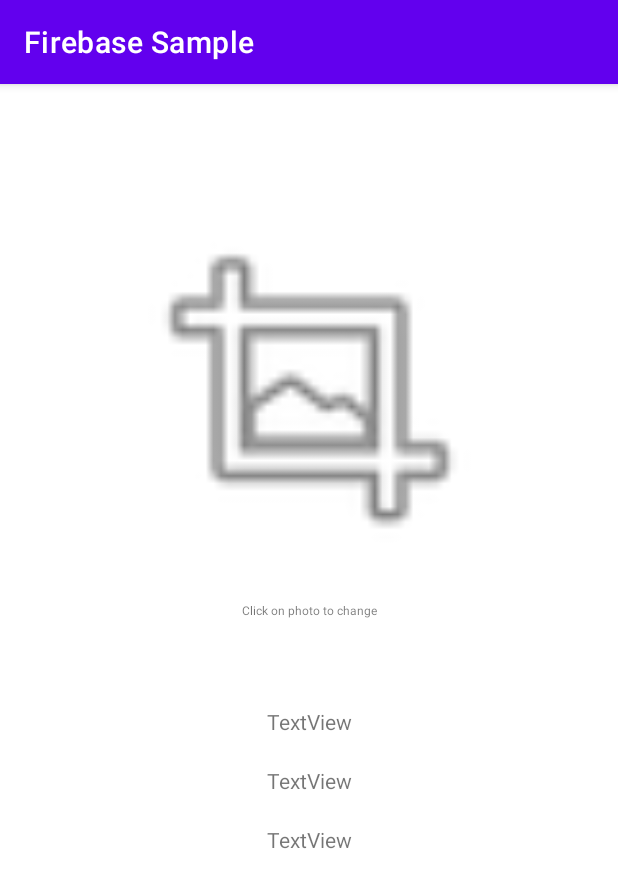
After one commit to gorkemgur/FireabaseApp, an Android app: the CurrentUserProfileActivity screen opened directly, with no data from a screen before it, on a phone screen of 412 x 824 dp. The commit adds this screen. Shown: the top 888 px of the screen. Run offline under Robolectric (Android 15) with nearby library versions, the phone set to English and light mode, and no system bars; our stand-ins replace Firebase (no records; nobody signed in at launch, a user with empty details on screens opened directly).

Commit message:
message deleting feature and profile page added

```diff
--- a/app/build.gradle
+++ b/app/build.gradle
@@ -46,6 +46,7 @@ dependencies {
     implementation 'androidx.constraintlayout:constraintlayout:2.1.4'
     implementation 'androidx.navigation:navigation-fragment-ktx:2.6.0'
     implementation 'androidx.navigation:navigation-ui-ktx:2.6.0'
+    implementation 'com.google.firebase:firebase-storage-ktx:20.2.1'
     testImplementation 'junit:junit:4.13.2'
     androidTestImplementation 'androidx.test.ext:junit:1.1.5'
     implementation 'androidx.lifecycle:lifecycle-viewmodel-ktx:2.6.1'
@@ -58,4 +59,8 @@ dependencies {
     implementation(platform("com.google.firebase:firebase-bom:32.1.1"))
     implementation("com.google.firebase:firebase-analytics-ktx")
     implementation "org.jetbrains.kotlin:kotlin-stdlib-jdk8:1.8.10"
+    implementation 'com.google.firebase:firebase-firestore-ktx'
+    implementation 'com.github.bumptech.glide:glide:4.12.0'
+    annotationProcessor 'com.github.bumptech.glide:compiler:4.12.0'
+
 }
--- a/app/src/main/java/com/sample/firebaseapp/model/UserModel.kt
+++ b/app/src/main/java/com/sample/firebaseapp/model/UserModel.kt
@@ -4,7 +4,9 @@ data class UserModel(
     var name: String?,
     var surName: String?,
     var userId: String?,
-    var imageUrl: String?
+    var imageUrl: String?,
+    var email: String?
+
 ) {
-    constructor() : this("", "", "","")
+    constructor() : this("", "", "","","")
 }
--- a/app/src/main/java/com/sample/firebaseapp/ui/login/LoginActivity.kt
+++ b/app/src/main/java/com/sample/firebaseapp/ui/login/LoginActivity.kt
@@ -23,6 +23,7 @@ class LoginActivity : BaseActivity() {
         super.onCreate(savedInstanceState)
 
         binding = ActivityLoginBinding.inflate(layoutInflater)
+
 
         intent?.let {
             if (it.hasExtra("userEmail")) {
--- /dev/null
+++ b/app/src/main/java/com/sample/firebaseapp/ui/profile/CurrentUserProfileActivity.kt
@@ -0,0 +1,214 @@
+package com.sample.firebaseapp.ui.profile
+
+import android.content.Intent
+import android.content.pm.PackageManager
+import android.net.Uri
+import androidx.appcompat.app.AppCompatActivity
+import android.os.Bundle
+import android.provider.MediaStore
+import android.view.View
+import android.widget.Toast
+import androidx.activity.result.ActivityResultLauncher
+import androidx.activity.result.contract.ActivityResultContracts
+import androidx.core.app.ActivityCompat
+import androidx.core.content.ContextCompat
+import com.bumptech.glide.Glide
+import com.google.android.material.snackbar.Snackbar
+import com.google.firebase.Timestamp
+import com.google.firebase.auth.FirebaseAuth
+import com.google.firebase.auth.ktx.auth
+import com.google.firebase.firestore.FirebaseFirestore
+import com.google.firebase.firestore.Query
+import com.google.firebase.firestore.ktx.firestore
+import com.google.firebase.ktx.Firebase
+import com.google.firebase.storage.FirebaseStorage
+import com.google.firebase.storage.ktx.storage
+import com.sample.firebaseapp.databinding.ActivityCurrentUserProfileBinding
+import java.util.*
+import com.sample.firebaseapp.helpers.FirebaseHelper
+
+
+class CurrentUserProfileActivity : AppCompatActivity() {
+    private lateinit var auth: FirebaseAuth
+    private lateinit var firestore : FirebaseFirestore
+    private lateinit var storage : FirebaseStorage
+    private lateinit var activityResaultLauncher : ActivityResultLauncher<Intent>
+    private lateinit var permissionLauncher : ActivityResultLauncher<String>
+    var selectedPicture : Uri? = null
+
+    private lateinit var binding: ActivityCurrentUserProfileBinding
+
+    override fun onCreate(savedInstanceState: Bundle?) {
+        super.onCreate(savedInstanceState)
+        binding = ActivityCurrentUserProfileBinding.inflate(layoutInflater)
+        val view = binding.root
+        setContentView(view)
+        binding.button.visibility=View.GONE
+
+
+        auth = Firebase.auth
+        firestore = Firebase.firestore
+        storage = Firebase.storage
+
+        registerLauncher()
+        getData()
+
+            FirebaseHelper.getCurrentUserModel { userModel ->
+                if (userModel != null) {
+                    binding.textViewEmail.text="Email : " + userModel.email
+                    binding.textViewName.text="Name : " + userModel.name
+                    binding.textViewSurname.text="Surname : " + userModel.surName
+
+                } else {
+                    Toast.makeText(this,"Login to see user information",Toast.LENGTH_LONG).show()
+
+                 }
+
+
+        }
+
+        binding.button.setOnClickListener {
+            upload()
+        }
+
+    }
+    fun selectImage(view: View) {
+
+        if (ContextCompat.checkSelfPermission(this,  android.Manifest.permission.READ_EXTERNAL_STORAGE) != PackageManager.PERMISSION_GRANTED) {
+            if (ActivityCompat.shouldShowRequestPermissionRationale(
+                    this,
+                    android.Manifest.permission.READ_EXTERNAL_STORAGE
+                )
+            ) {
+                Snackbar.make(view, "Permission needed for gallery", Snackbar.LENGTH_INDEFINITE)
+                    .setAction("Give Permission") {
+                        permissionLauncher.launch(android.Manifest.permission.READ_EXTERNAL_STORAGE)
+
+                    }.show()
+
+
+            } else {
+
+                permissionLauncher.launch(android.Manifest.permission.READ_EXTERNAL_STORAGE)
+            }
+
+        }else
+        {
+
+            val intentToGallery = Intent(Intent.ACTION_PICK, MediaStore.Images.Media.EXTERNAL_CONTENT_URI)
+            activityResaultLauncher.launch(intentToGallery)
+        }
+    }
+
+    private fun registerLauncher(){
+        activityResaultLauncher = registerForActivityResult(ActivityResultContracts.StartActivityForResult()){
+                result ->
+            if (result.resultCode == RESULT_OK){
+                val intentFromResult = result.data
+                if (intentFromResult != null){
+                    selectedPicture = intentFromResult.data
+
+                    selectedPicture?.let {
+                        binding.imageView2.setImageURI(it)
+                        binding.button.visibility = View.VISIBLE
+                    }
+                }
+            }
+        }
+        permissionLauncher = registerForActivityResult(ActivityResultContracts.RequestPermission()){
+                result ->
+            if (result){
+                val intentToGallery = Intent(Intent.ACTION_PICK,MediaStore.Images.Media.EXTERNAL_CONTENT_URI)
+                activityResaultLauncher.launch(intentToGallery)
+                binding.button.visibility=View.VISIBLE
+            }
+            else{
+                Toast.makeText(this,"Permission needed!", Toast.LENGTH_SHORT).show()
+            }
+        }
+    }
+
+    fun upload() {
+
+        val uuid = UUID.randomUUID().toString()
+        val imageName = "$uuid.jpg"
+
+        val reference = storage.reference
+        val imageReference = reference.child("images").child(imageName)
+
+
+        if(selectedPicture!=null){
+            imageReference.putFile(selectedPicture!!).addOnSuccessListener{
+
+                val uploadPictureReference = storage.reference.child("images").child(imageName)
+                uploadPictureReference.downloadUrl.addOnSuccessListener {
+                    val downloadUrl = it.toString()
+
+                    val postMap = hashMapOf<String,Any>()
+                    postMap.put("downloadUrl",downloadUrl)
+                    postMap.put("userId",auth.currentUser!!.uid)
+                    postMap.put("userEmail",auth.currentUser!!.email!!)
+                    postMap.put("date",Timestamp.now())
+                    firestore.collection("Profiles").add(postMap).addOnSuccessListener {
+                        binding.button.visibility=View.GONE
+                    }.addOnFailureListener {
+                        Toast.makeText(this,it.localizedMessage,Toast.LENGTH_LONG).show()
+                    }
+                }
+
+
+            }.addOnFailureListener{
+                Toast.makeText(this,it.localizedMessage,Toast.LENGTH_LONG).show()
+            }
+        }
+
+
+    }
+
+    private fun getData(){
+
+         var downloadUrl=""
+        firestore.collection("Profiles").orderBy("date",Query.Direction.ASCENDING).addSnapshotListener{ value, error ->
+            if (error != null){
+                Toast.makeText(this,error.localizedMessage, Toast.LENGTH_LONG).show()
+            }
+            else{
+                if (value != null){
+                    if (!value.isEmpty){
+
+                        val documents = value.documents
+                        for (document in documents){
+
+                            val email = document.get("userEmail") as String?
+
+                            if (auth.currentUser!!.email==email) {
+
+                                downloadUrl = document.get("downloadUrl") as String
+                                if (downloadUrl != null) {
+                                    if (!isDestroyed && !isFinishing) {
+                                        Glide.with(this)
+                                            .load(downloadUrl)
+                                            .into(binding.imageView2)
+                                    }
+
+                                } else {
+
+                                }
+
+                            }
+
+
+
+                        }
+                    }
+
+                }
+            }
+
+        }
+    }
+
+
+
+
+}
--- a/app/src/main/java/com/sample/firebaseapp/ui/register/RegisterActivityViewModel.kt
+++ b/app/src/main/java/com/sample/firebaseapp/ui/register/RegisterActivityViewModel.kt
@@ -87,7 +87,7 @@ class RegisterViewModel(application: Application) : AndroidViewModel(application
     }
 
     private fun saveUserToDatabase(requestListener: RequestListener) {
-        userModel = UserModel(name, surName, userId, "")
+        userModel = UserModel(name, surName, userId, "",email)
         databaseReference.child("Users").child(userId ?: "")
             .setValue(userModel)
             .addOnCompleteListener { task ->
--- /dev/null
+++ b/app/src/main/res/layout/activity_current_user_profile.xml
@@ -0,0 +1,75 @@
+<?xml version="1.0" encoding="utf-8"?>
+<androidx.constraintlayout.widget.ConstraintLayout xmlns:android="http://schemas.android.com/apk/res/android"
+    xmlns:app="http://schemas.android.com/apk/res-auto"
+    xmlns:tools="http://schemas.android.com/tools"
+    android:layout_width="match_parent"
+    android:layout_height="match_parent"
+    tools:context=".ui.profile.CurrentUserProfileActivity">
+
+    <ImageView
+        android:id="@+id/imageView2"
+        android:layout_width="318dp"
+        android:layout_height="246dp"
+        android:layout_marginTop="79dp"
+        android:layout_marginBottom="45dp"
+        android:onClick="selectImage"
+        app:layout_constraintBottom_toTopOf="@+id/textView"
+        app:layout_constraintEnd_toEndOf="parent"
+        app:layout_constraintStart_toStartOf="parent"
+        app:layout_constraintTop_toTopOf="parent"
+        app:srcCompat="@android:drawable/ic_menu_crop" />
+
+    <TextView
+        android:id="@+id/textView"
+        android:layout_width="wrap_content"
+        android:layout_height="50dp"
+        android:layout_marginTop="20dp"
+        android:text="Click on photo to change"
+        android:textSize="8sp"
+        app:layout_constraintEnd_toEndOf="parent"
+        app:layout_constraintStart_toStartOf="parent"
+        app:layout_constraintTop_toBottomOf="@+id/imageView2" />
+
+    <Button
+        android:id="@+id/button"
+        android:layout_width="wrap_content"
+        android:layout_height="wrap_content"
+        android:backgroundTint="#D32F2F"
+        android:text="Save"
+        app:layout_constraintBottom_toBottomOf="parent"
+        app:layout_constraintEnd_toEndOf="parent"
+        app:layout_constraintStart_toStartOf="parent"
+        app:layout_constraintTop_toBottomOf="@+id/textViewSurname" />
+
+    <TextView
+        android:id="@+id/textViewEmail"
+        android:layout_width="wrap_content"
+        android:layout_height="wrap_content"
+        android:layout_marginTop="20dp"
+        android:text="TextView"
+        app:layout_constraintEnd_toEndOf="parent"
+        app:layout_constraintStart_toStartOf="parent"
+        app:layout_constraintTop_toBottomOf="@+id/textView" />
+
+    <TextView
+        android:id="@+id/textViewName"
+        android:layout_width="wrap_content"
+        android:layout_height="wrap_content"
+        android:layout_marginTop="20dp"
+        android:text="TextView"
+        app:layout_constraintEnd_toEndOf="parent"
+        app:layout_constraintStart_toStartOf="parent"
+        app:layout_constraintTop_toBottomOf="@+id/textViewEmail" />
+
+    <TextView
+        android:id="@+id/textViewSurname"
+        android:layout_width="wrap_content"
+        android:layout_height="wrap_content"
+        android:layout_marginTop="20dp"
+        android:text="TextView"
+        app:layout_constraintEnd_toEndOf="parent"
+        app:layout_constraintStart_toStartOf="parent"
+        app:layout_constraintTop_toBottomOf="@+id/textViewName" />
+
+
+</androidx.constraintlayout.widget.ConstraintLayout>
```
Also changed, not shown: app/src/main/AndroidManifest.xml (+11 -0 lines), app/src/main/java/com/sample/firebaseapp/chat/adapter/MessageListAdapter.kt (+57 -2 lines), app/src/main/java/com/sample/firebaseapp/chat/ui/GroupChatViewModel.kt (+9 -1 lines), app/src/main/java/com/sample/firebaseapp/chat/viewholder/MessageListReceiverViewHolder.kt (+12 -0 lines), app/src/main/java/com/sample/firebaseapp/chat/viewholder/MessageListSenderViewHolder.kt (+13 -0 lines), app/src/main/java/com/sample/firebaseapp/helpers/FirebaseHelper.kt (+16 -0 lines), app/src/main/java/com/sample/firebaseapp/model/MessageModel.kt (+6 -2 lines), app/src/main/java/com/sample/firebaseapp/ui/profile/OtherUsersProfileActivity.kt (added, +91 -0 lines), app/src/main/res/layout/activity_other_users_profile.xml (added, +55 -0 lines).
